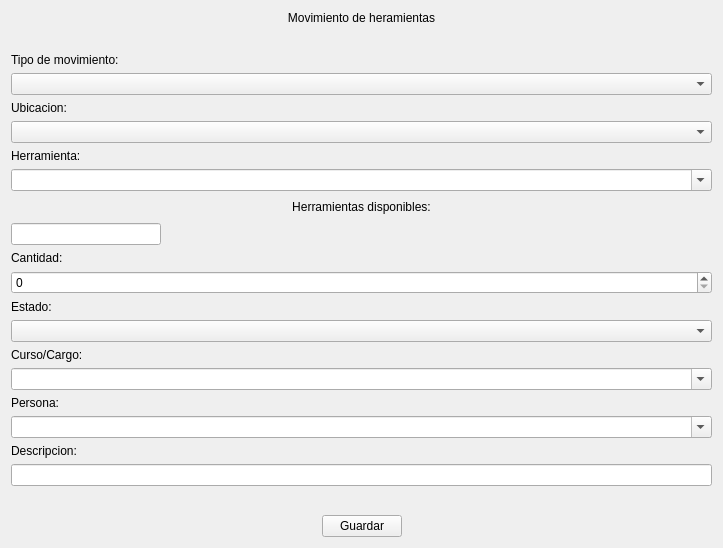
Old version of the form blustock/ui/screens_uis/n-movimiento.ui in the repository MaxAPBusiness/Blustock.
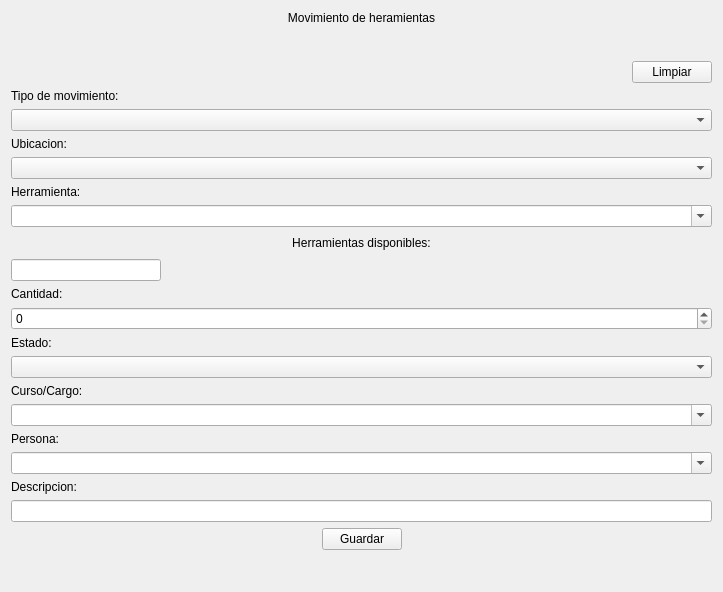
New version of the form.

What changed in the file:
```diff
--- a/blustock/ui/screens_uis/n-movimiento.ui
+++ b/blustock/ui/screens_uis/n-movimiento.ui
@@ -7,7 +7,7 @@
     <x>0</x>
     <y>0</y>
     <width>723</width>
-    <height>548</height>
+    <height>592</height>
    </rect>
   </property>
   <property name="windowTitle">
@@ -28,6 +28,43 @@
      </item>
     </layout>
    </item>
+   <item>
+    <spacer name="verticalSpacer_3">
+     <property name="orientation">
+      <enum>Qt::Vertical</enum>
+     </property>
+     <property name="sizeHint" stdset="0">
+      <size>
+       <width>20</width>
+       <height>1000</height>
+      </size>
+     </property>
+    </spacer>
+   </item>
+   <item>
+    <layout class="QHBoxLayout" name="horizontalLayout_3">
+     <item>
+      <spacer name="horizontalSpacer_3">
+       <property name="orientation">
+        <enum>Qt::Horizontal</enum>
+       </property>
+       <property name="sizeHint" stdset="0">
+        <size>
+         <width>40</width>
+         <height>20</height>
+        </size>
+       </property>
+      </spacer>
+     </item>
+     <item>
+      <widget class="QPushButton" name="Limpiar">
+       <property name="text">
+        <string>Limpiar</string>
+       </property>
+      </widget>
+     </item>
+    </layout>
+   </item>
    <item>
     <spacer name="verticalSpacer_2">
      <property name="orientation">
@@ -283,6 +320,19 @@
      </item>
     </layout>
    </item>
+   <item>
+    <spacer name="verticalSpacer_4">
+     <property name="orientation">
+      <enum>Qt::Vertical</enum>
+     </property>
+     <property name="sizeHint" stdset="0">
+      <size>
+       <width>20</width>
+       <height>1000</height>
+      </size>
+     </property>
+    </spacer>
+   </item>
   </layout>
  </widget>
  <resources/>
```
